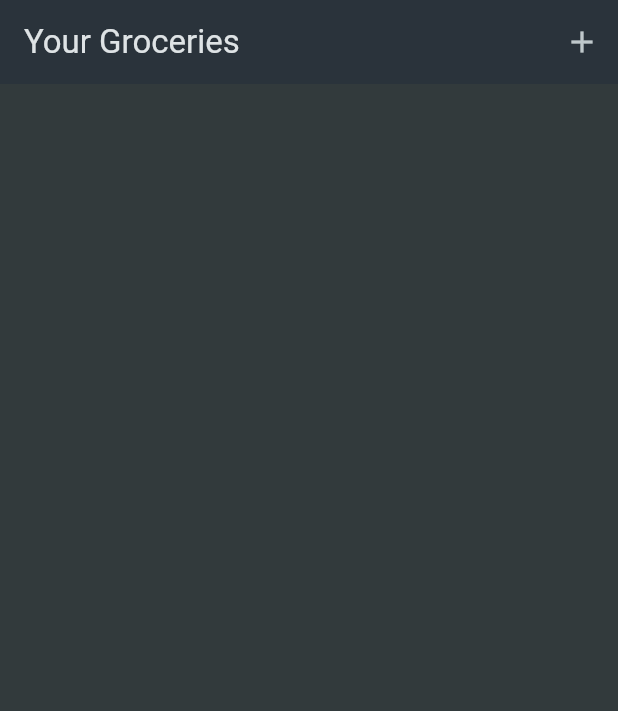
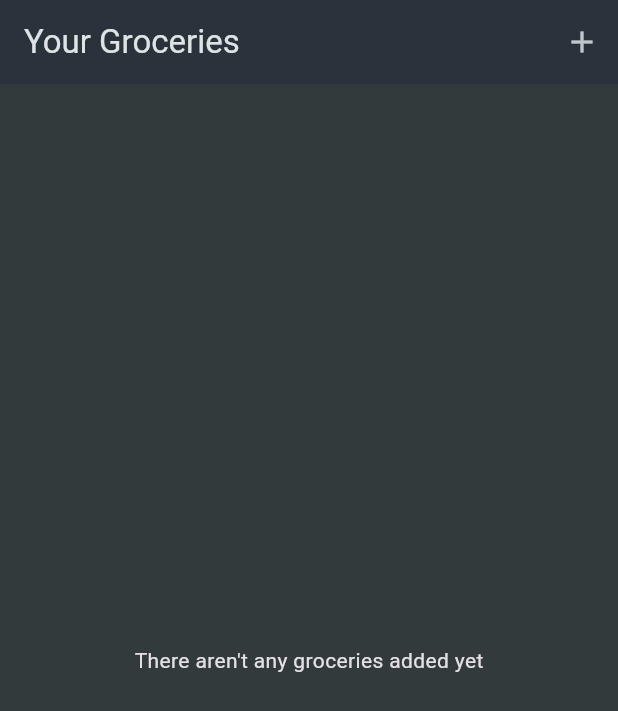
Before and after one commit to matidr/shopping_list_flutter, a Flutter app: the screen it shows after launch, on a phone screen of 412 x 824 dp. Shown: the top 711 px of the screen. Run offline on Flutter 3.47's test engine with Material 3 defaults, Android fonts, the phone set to English and light mode, and no system bars.

Commit message:
Add empty state and make grocery items dismissables

```diff
--- /dev/null
+++ b/lib/widgets/groceries_empty.dart
@@ -0,0 +1,10 @@
+import 'package:flutter/cupertino.dart';
+
+class GroceriesEmpty extends StatelessWidget {
+  const GroceriesEmpty({super.key});
+
+  @override
+  Widget build(BuildContext context) {
+    return Center(child: const Text("There aren't any groceries added yet"));
+  }
+}
```
Also changed, not shown: lib/screens/groceries_list.dart (+46 -6 lines).
